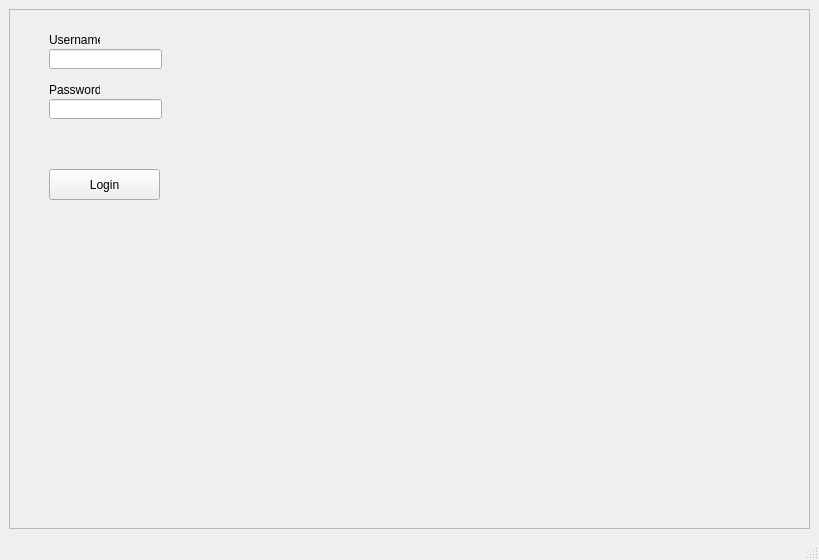
This is front/second_window.ui in mohamedkhaledegy/Final-Project as Qt 5 draws it before an edit. The edited form follows.
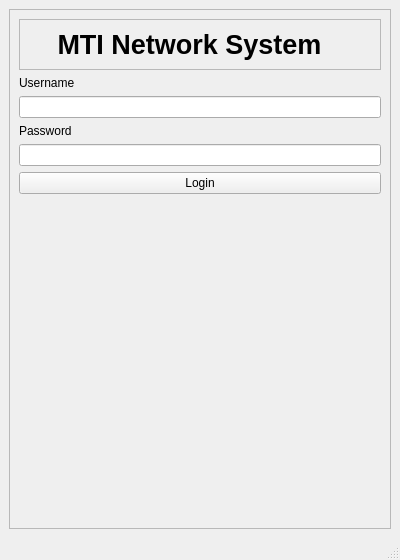
This is the edited form.

Patch:
```diff
--- a/front/second_window.ui
+++ b/front/second_window.ui
@@ -6,7 +6,7 @@
    <rect>
     <x>0</x>
     <y>0</y>
-    <width>819</width>
+    <width>400</width>
     <height>560</height>
    </rect>
   </property>
@@ -23,41 +23,69 @@
       <property name="frameShadow">
        <enum>QFrame::Raised</enum>
       </property>
-      <widget class="QPushButton" name="pushButton">
-       <property name="geometry">
-        <rect>
-         <x>40</x>
-         <y>160</y>
-         <width>111</width>
-         <height>31</height>
-        </rect>
-       </property>
-       <property name="focusPolicy">
-        <enum>Qt::TabFocus</enum>
-       </property>
+      <layout class="QGridLayout" name="gridLayout_2">
+       <item row="0" column="0">
+        <widget class="QFrame" name="frame_2">
+         <property name="frameShape">
+          <enum>QFrame::StyledPanel</enum>
+         </property>
+         <property name="frameShadow">
+          <enum>QFrame::Raised</enum>
+         </property>
+         <layout class="QGridLayout" name="gridLayout_3">
+          <item row="0" column="0">
+           <widget class="QLabel" name="label_3">
+            <property name="maximumSize">
+             <size>
+              <width>300</width>
+              <height>16777215</height>
+             </size>
+            </property>
+            <property name="font">
+             <font>
+              <pointsize>20</pointsize>
+              <weight>75</weight>
+              <bold>true</bold>
+             </font>
+            </property>
+            <property name="autoFillBackground">
+             <bool>true</bool>
+            </property>
        <property name="text">
-        <string>Login</string>
-       </property>
-      </widget>
-      <widget class="QLineEdit" name="lineEdit_user_log">
-       <property name="geometry">
-        <rect>
-         <x>40</x>
-         <y>40</y>
-         <width>113</width>
-         <height>20</height>
-        </rect>
-       </property>
-      </widget>
+             <string> MTI Network System </string>
+            </property>
+           </widget>
+          </item>
+         </layout>
+        </widget>
+       </item>
+       <item row="1" column="0">
+        <layout class="QVBoxLayout" name="verticalLayout_3">
+         <item>
+          <layout class="QVBoxLayout" name="verticalLayout">
+           <item>
+            <widget class="QLabel" name="label">
+             <property name="text">
+              <string>Username</string>
+             </property>
+            </widget>
+           </item>
+           <item>
+            <widget class="QLineEdit" name="lineEdit_user_log"/>
+           </item>
+          </layout>
+         </item>
+         <item>
+          <layout class="QVBoxLayout" name="verticalLayout_2">
+           <item>
+            <widget class="QLabel" name="label_2">
+             <property name="text">
+              <string>Password</string>
+             </property>
+            </widget>
+           </item>
+           <item>
       <widget class="QLineEdit" name="lineEdit_password_log">
-       <property name="geometry">
-        <rect>
-         <x>40</x>
-         <y>90</y>
-         <width>113</width>
-         <height>20</height>
-        </rect>
-       </property>
        <property name="inputMask">
         <string/>
        </property>
@@ -65,32 +93,35 @@
         <enum>QLineEdit::Password</enum>
        </property>
       </widget>
-      <widget class="QLabel" name="label_2">
-       <property name="geometry">
-        <rect>
-         <x>40</x>
-         <y>70</y>
-         <width>51</width>
-         <height>21</height>
-        </rect>
+           </item>
+          </layout>
+         </item>
+         <item>
+          <widget class="QPushButton" name="pushButton">
+           <property name="focusPolicy">
+            <enum>Qt::TabFocus</enum>
        </property>
        <property name="text">
-        <string>Password</string>
-       </property>
-      </widget>
-      <widget class="QLabel" name="label">
-       <property name="geometry">
-        <rect>
-         <x>40</x>
-         <y>20</y>
-         <width>51</width>
-         <height>21</height>
-        </rect>
-       </property>
-       <property name="text">
-        <string>Username</string>
-       </property>
-      </widget>
+            <string>Login</string>
+           </property>
+          </widget>
+         </item>
+        </layout>
+       </item>
+       <item row="2" column="0">
+        <spacer name="verticalSpacer_2">
+         <property name="orientation">
+          <enum>Qt::Vertical</enum>
+         </property>
+         <property name="sizeHint" stdset="0">
+          <size>
+           <width>20</width>
+           <height>40</height>
+          </size>
+         </property>
+        </spacer>
+       </item>
+      </layout>
      </widget>
     </item>
    </layout>
```
Left out of the diff: 2 changed lines with no effect on the pictures. Lines whose indentation alone changed are shown as unchanged.
